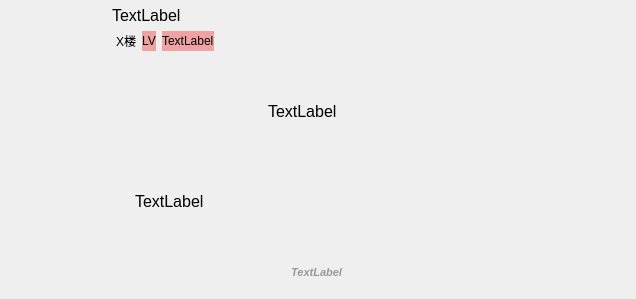
Above: ui/component/ui_chat_new_room_msg.ui from tonquer/picacg-qt before the change. Below: the same form after it.
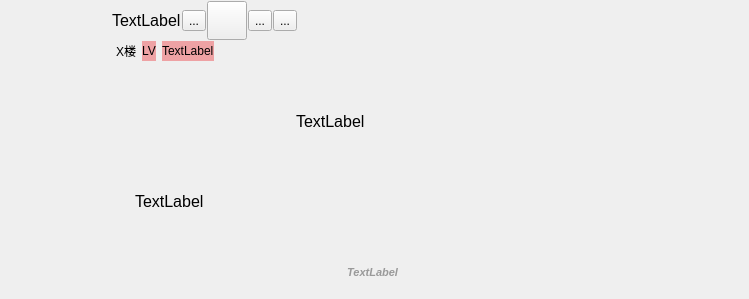
That is the form after the change. Icons and pictures are not drawn. Custom widgets are drawn as their Qt base class.

Patch:
```diff
--- a/ui/component/ui_chat_new_room_msg.ui
+++ b/ui/component/ui_chat_new_room_msg.ui
@@ -6,7 +6,7 @@
    <rect>
     <x>0</x>
     <y>0</y>
-    <width>636</width>
+    <width>749</width>
     <height>299</height>
    </rect>
   </property>
@@ -86,31 +86,7 @@
      <property name="spacing">
       <number>1</number>
      </property>
-     <item row="0" column="0">
-      <widget class="QLabel" name="nameLabel">
-       <property name="minimumSize">
-        <size>
-         <width>0</width>
-         <height>20</height>
-        </size>
-       </property>
-       <property name="maximumSize">
-        <size>
-         <width>16777215</width>
-         <height>30</height>
-        </size>
-       </property>
-       <property name="font">
-        <font>
-         <pointsize>12</pointsize>
-        </font>
-       </property>
-       <property name="text">
-        <string>TextLabel</string>
-       </property>
-      </widget>
-     </item>
-     <item row="1" column="0">
+     <item row="2" column="0">
       <layout class="QHBoxLayout" name="horizontalLayout">
        <property name="spacing">
         <number>6</number>
@@ -187,7 +163,7 @@
        </item>
       </layout>
      </item>
-     <item row="4" column="0">
+     <item row="5" column="0">
       <widget class="QWidget" name="widget" native="true">
        <property name="minimumSize">
         <size>
@@ -323,6 +299,127 @@
        </layout>
       </widget>
      </item>
+     <item row="1" column="0">
+      <layout class="QHBoxLayout" name="horizontalLayout_4">
+       <item>
+        <widget class="QLabel" name="nameLabel">
+         <property name="minimumSize">
+          <size>
+           <width>0</width>
+           <height>20</height>
+          </size>
+         </property>
+         <property name="maximumSize">
+          <size>
+           <width>16777215</width>
+           <height>30</height>
+          </size>
+         </property>
+         <property name="font">
+          <font>
+           <pointsize>12</pointsize>
+          </font>
+         </property>
+         <property name="text">
+          <string>TextLabel</string>
+         </property>
+        </widget>
+       </item>
+       <item>
+        <widget class="QToolButton" name="vipIcon">
+         <property name="toolTip">
+          <string>vip用户</string>
+         </property>
+         <property name="text">
+          <string>...</string>
+         </property>
+         <property name="icon">
+          <iconset resource="../../res/images.qrc">
+           <normaloff>:/png/icon/vip.png</normaloff>:/png/icon/vip.png</iconset>
+         </property>
+         <property name="iconSize">
+          <size>
+           <width>32</width>
+           <height>32</height>
+          </size>
+         </property>
+        </widget>
+       </item>
+       <item>
+        <widget class="QToolButton" name="managerIcon">
+         <property name="toolTip">
+          <string>房管</string>
+         </property>
+         <property name="text">
+          <string/>
+         </property>
+         <property name="icon">
+          <iconset resource="../../res/images.qrc">
+           <normaloff>:/png/icon/svip.png</normaloff>:/png/icon/svip.png</iconset>
+         </property>
+         <property name="iconSize">
+          <size>
+           <width>32</width>
+           <height>32</height>
+          </size>
+         </property>
+        </widget>
+       </item>
+       <item>
+        <widget class="QToolButton" name="nvIcon">
+         <property name="toolTip">
+          <string>女菩萨</string>
+         </property>
+         <property name="text">
+          <string>...</string>
+         </property>
+         <property name="icon">
+          <iconset resource="../../res/images.qrc">
+           <normaloff>:/png/icon/nv.png</normaloff>:/png/icon/nv.png</iconset>
+         </property>
+         <property name="iconSize">
+          <size>
+           <width>32</width>
+           <height>32</height>
+          </size>
+         </property>
+        </widget>
+       </item>
+       <item>
+        <widget class="QToolButton" name="officialIcon">
+         <property name="toolTip">
+          <string>哔咔官方</string>
+         </property>
+         <property name="text">
+          <string>...</string>
+         </property>
+         <property name="icon">
+          <iconset resource="../../res/images.qrc">
+           <normaloff>:/png/icon/icon_picacg.png</normaloff>:/png/icon/icon_picacg.png</iconset>
+         </property>
+         <property name="iconSize">
+          <size>
+           <width>32</width>
+           <height>32</height>
+          </size>
+         </property>
+        </widget>
+       </item>
+       <item>
+        <spacer name="horizontalSpacer_3">
+         <property name="orientation">
+          <enum>Qt::Horizontal</enum>
+         </property>
+         <property name="sizeHint" stdset="0">
+          <size>
+           <width>40</width>
+           <height>20</height>
+          </size>
+         </property>
+        </spacer>
+       </item>
+      </layout>
+     </item>
     </layout>
    </item>
   </layout>
```
